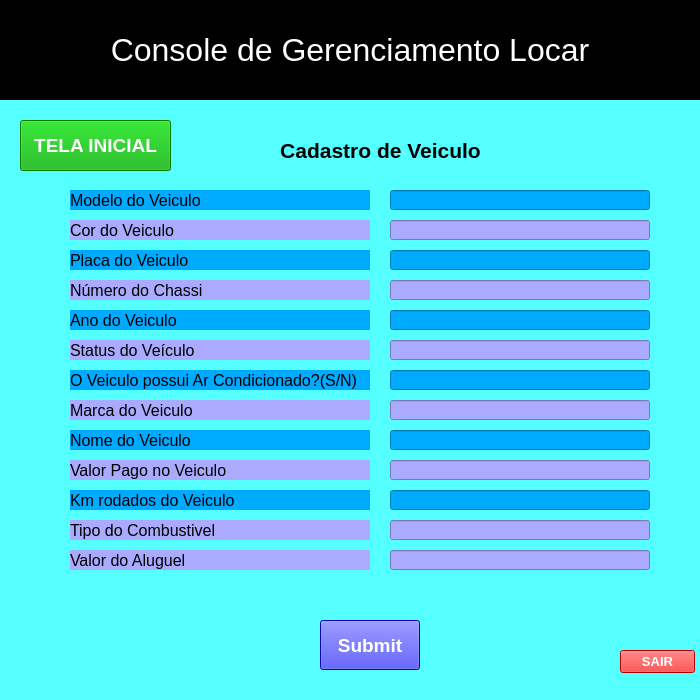
The window that tela_cadastrar_veiculo_nova.ui (GabrielSelim/locar.py) describes before a commit, drawn with Qt 5.
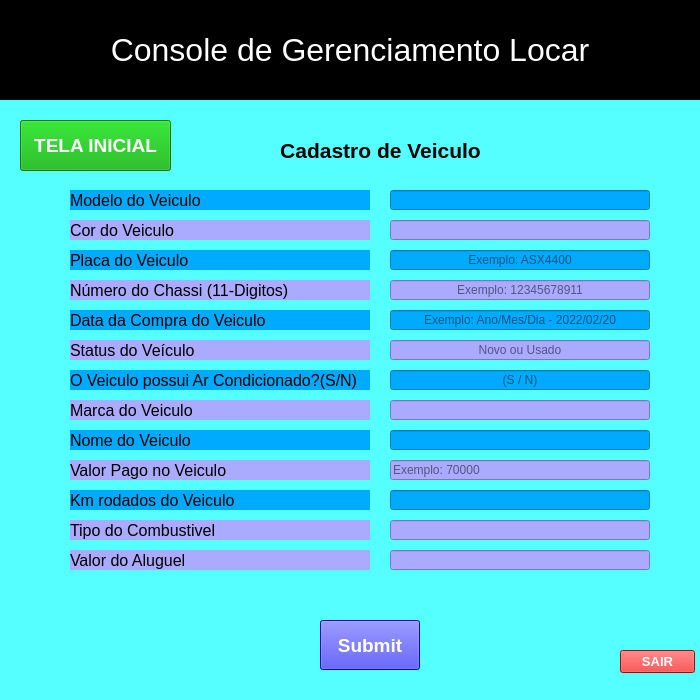
The same window after the commit.

Patch:
```diff
--- a/tela_cadastrar_veiculo_nova.ui
+++ b/tela_cadastrar_veiculo_nova.ui
@@ -219,7 +219,7 @@
      <string notr="true">background-color: rgb(0, 170, 255);</string>
     </property>
     <property name="text">
-     <string>Ano do Veiculo</string>
+     <string>Data da Compra do Veiculo</string>
     </property>
     <property name="alignment">
      <set>Qt::AlignLeading|Qt::AlignLeft|Qt::AlignVCenter</set>
@@ -257,7 +257,7 @@
      <string notr="true">background-color: rgb(170, 170, 255);</string>
     </property>
     <property name="text">
-     <string>Número do Chassi</string>
+     <string>Número do Chassi (11-Digitos)</string>
     </property>
     <property name="alignment">
      <set>Qt::AlignLeading|Qt::AlignLeft|Qt::AlignVCenter</set>
@@ -612,6 +612,12 @@
     <property name="text">
      <string/>
     </property>
+    <property name="alignment">
+     <set>Qt::AlignCenter</set>
+    </property>
+    <property name="placeholderText">
+     <string>Exemplo: ASX4400</string>
+    </property>
    </widget>
    <widget class="QLineEdit" name="lineEdit_4">
     <property name="geometry">
@@ -640,6 +646,12 @@
     <property name="text">
      <string/>
     </property>
+    <property name="alignment">
+     <set>Qt::AlignCenter</set>
+    </property>
+    <property name="placeholderText">
+     <string>Exemplo: 12345678911</string>
+    </property>
    </widget>
    <widget class="QLineEdit" name="lineEdit_5">
     <property name="geometry">
@@ -668,6 +680,12 @@
     <property name="text">
      <string/>
     </property>
+    <property name="alignment">
+     <set>Qt::AlignCenter</set>
+    </property>
+    <property name="placeholderText">
+     <string>Exemplo: Ano/Mes/Dia - 2022/02/20</string>
+    </property>
    </widget>
    <widget class="QLineEdit" name="lineEdit_6">
     <property name="geometry">
@@ -696,6 +714,12 @@
     <property name="text">
      <string/>
     </property>
+    <property name="alignment">
+     <set>Qt::AlignCenter</set>
+    </property>
+    <property name="placeholderText">
+     <string>Novo ou Usado</string>
+    </property>
    </widget>
    <widget class="QLineEdit" name="lineEdit_7">
     <property name="geometry">
@@ -724,6 +748,12 @@
     <property name="text">
      <string/>
     </property>
+    <property name="alignment">
+     <set>Qt::AlignCenter</set>
+    </property>
+    <property name="placeholderText">
+     <string>(S / N)</string>
+    </property>
    </widget>
    <widget class="QLineEdit" name="lineEdit_8">
     <property name="geometry">
@@ -802,6 +832,9 @@
     <property name="styleSheet">
      <string notr="true">background-color: rgb(170, 170, 255);</string>
     </property>
+    <property name="placeholderText">
+     <string>Exemplo: 70000</string>
+    </property>
    </widget>
    <widget class="QLineEdit" name="lineEdit_92">
     <property name="geometry">
```
